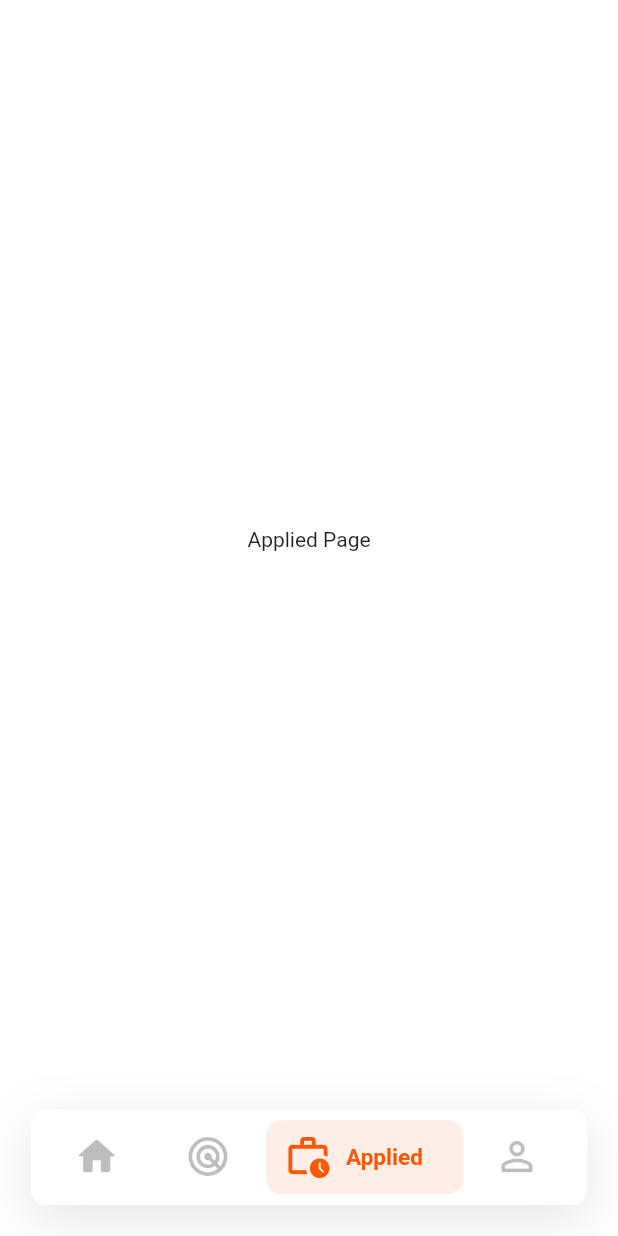
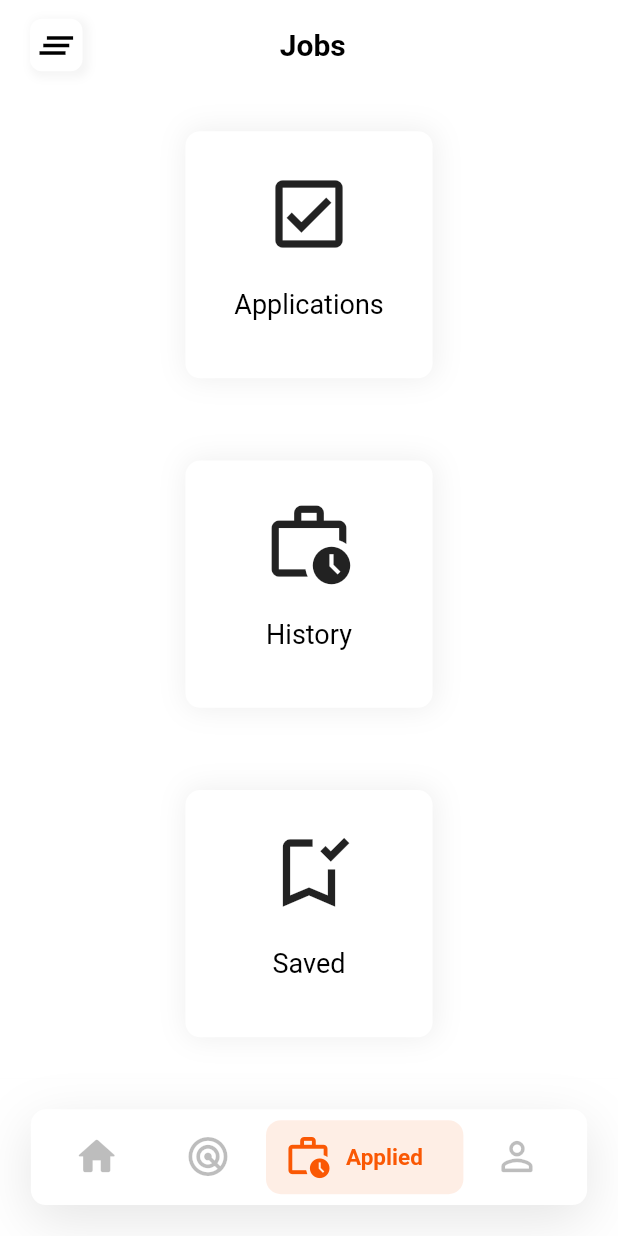
Before and after one commit to thetooaung07/job-portal, a Flutter app: the screen it shows after launch, swiped to page 3, on a phone screen of 412 x 824 dp. Run offline on Flutter 3.47's test engine with Material 2 defaults, Android fonts, the phone set to English and light mode, and no system bars; our stand-ins replace flutter_svg, get; Roboto replaces fonts that are missing (Circular).

Commit message:
Applied Page UI

```diff
--- a/lib/TODO.txt
+++ b/lib/TODO.txt
@@ -7,3 +7,7 @@ Change Icon and title > done
 
 Last Update
 - HomePage Wrapper with animated Container > undo
+
+
+TODO:
+-change AppliedPage Button UI to neumorphism
--- a/lib/constants.dart
+++ b/lib/constants.dart
@@ -26,6 +26,8 @@ const btnBgColorWhite = Color.fromRGBO(255, 255, 255, 1);
 const btnBgColorGrey = Color.fromRGBO(35, 35, 35, 1);
 const kPrimaryRedColor = Color.fromRGBO(250, 88, 4, 1);
 const kTextBodyFadeColor = Color.fromARGB(185, 0, 0, 0);
+const kPrimaryBlackColor = Color.fromARGB(244, 14, 14, 14);
+const kPrimaryWhiteColor = Color.fromARGB(244, 240, 240, 240);
 
 const double kSpacingUnit = 10;
 const TextStyle kHeaderTextStyle = TextStyle(
--- a/lib/controller/bottom_nav_bar_controller.dart
+++ b/lib/controller/bottom_nav_bar_controller.dart
@@ -2,9 +2,9 @@ import 'package:flutter/cupertino.dart';
 import 'package:get/get.dart';
 
 class BottomNavBarController extends GetxController {
-  RxInt selectedIndex = 3.obs;
+  RxInt selectedIndex = 2.obs;
   final PageController pageController = PageController(
-    initialPage: 3,
+    initialPage: 2,
   );
 
   void onPageChange(index) {
--- a/lib/view/account_page.dart
+++ b/lib/view/account_page.dart
@@ -13,7 +13,8 @@ class AccountPage extends StatelessWidget {
   Widget build(BuildContext context) {
     return Scaffold(
       backgroundColor: Colors.white,
-      body: SingleChildScrollView(
+      body: SafeArea(
+        child: SingleChildScrollView(
           child: Column(
             crossAxisAlignment: CrossAxisAlignment.start,
             children: [
@@ -62,7 +63,8 @@ class AccountPage extends StatelessWidget {
                     ),
                     Text(
                       "React Developer || Flutter Beginner",
-                    style: kBulletListTextStyle.copyWith(color: Colors.black54),
+                      style:
+                          kBulletListTextStyle.copyWith(color: Colors.black54),
                     ),
                     SizedBox(
                       height: 10,
@@ -105,16 +107,16 @@ class AccountPage extends StatelessWidget {
               ),
 
               ListTile(
+                horizontalTitleGap: 7,
                 minLeadingWidth: 0,
                 contentPadding: EdgeInsets.symmetric(horizontal: 20),
                 leading: Icon(Icons.settings),
                 title: Text("Setting"),
                 trailing: Icon(Icons.chevron_right_rounded),
               ),
-            SizedBox(
-              height: 10,
-            ),
+
               ListTile(
+                horizontalTitleGap: 7,
                 minLeadingWidth: 0,
                 contentPadding: EdgeInsets.symmetric(horizontal: 20),
                 leading: Icon(
@@ -125,6 +127,7 @@ class AccountPage extends StatelessWidget {
                 trailing: Icon(Icons.chevron_right_rounded),
               ),
             ],
+          ),
         ),
       ),
     );
--- a/lib/view/applied_page.dart
+++ b/lib/view/applied_page.dart
@@ -1,4 +1,9 @@
 import 'package:flutter/material.dart';
+import 'package:get/get.dart';
+import 'package:job_portal/constants.dart';
+import 'package:job_portal/main.dart';
+import 'package:job_portal/routes/routes.dart';
+import 'package:job_portal/widgets/my_app_bar.dart';
 
 class AppliedPage extends StatelessWidget {
   const AppliedPage({Key? key}) : super(key: key);
@@ -6,7 +11,103 @@ class AppliedPage extends StatelessWidget {
   @override
   Widget build(BuildContext context) {
     return Scaffold(
-      body: Center(child: Text("Applied Page")),
+      body: SafeArea(
+        child: Column(
+          children: [
+            MyAppBar(
+              child: Padding(
+                padding: const EdgeInsets.symmetric(horizontal: 20.0),
+                child: Row(
+                    mainAxisAlignment: MainAxisAlignment.spaceBetween,
+                    children: [
+                      CustomIconButton(
+                        child: Icon(
+                          Icons.clear_all,
+                          size: 30,
+                          color: Colors.black,
+                        ),
+                      ),
+                      Text(
+                        "Jobs",
+                        style: kLogoTextStyle,
+                      ),
+                      SizedBox(
+                        height: 30,
+                        width: 30,
+                      )
+                    ]),
+              ),
+            ),
+            Expanded(
+              child: Column(
+                mainAxisAlignment: MainAxisAlignment.spaceAround,
+                children: [
+                  JobCard(
+                    icon: Icon(
+                      Icons.check_box_outlined,
+                      size: 60,
+                    ),
+                    text: "Applications",
+                  ),
+                  JobCard(
+                    icon: Icon(
+                      Icons.work_history_outlined,
+                      size: 60,
+                    ),
+                    text: "History",
+                  ),
+                  JobCard(
+                    icon: Icon(
+                      Icons.bookmark_added_outlined,
+                      size: 60,
+                    ),
+                    text: "Saved",
+                  ),
+                ],
+              ),
+            )
+          ],
+        ),
+      ),
     );
   }
 }
+
+class JobCard extends StatelessWidget {
+  final Widget icon;
+  final String text;
+  const JobCard({Key? key, required this.icon, required this.text})
+      : super(key: key);
+
+  @override
+  Widget build(BuildContext context) {
+    return Container(
+      padding: EdgeInsets.symmetric(horizontal: 10, vertical: 25),
+      decoration: BoxDecoration(
+        color: Colors.white,
+        borderRadius: BorderRadius.circular(10),
+        boxShadow: [
+          BoxShadow(
+            color: Color.fromARGB(16, 0, 0, 0),
+            blurRadius: 15,
+            offset: Offset(1, 0),
+            spreadRadius: 1,
+          )
+        ],
+      ),
+      margin: EdgeInsets.symmetric(vertical: 10),
+      width: Get.width * 0.4,
+      height: Get.width * 0.4,
+      child: Column(children: [
+        icon,
+        SizedBox(
+          height: 20,
+        ),
+        Text(
+          text,
+          style: kCaptionTextStyle,
+        ),
+      ]),
+    );
+  }
+}
--- a/lib/view/job_details_page.dart
+++ b/lib/view/job_details_page.dart
@@ -40,7 +40,7 @@ class JobDetailsPage extends StatelessWidget {
                       ),
                       CustomIconButton(
                         child: Icon(
-                          Icons.search_rounded,
+                          Icons.bookmark_border_rounded,
                           size: 30,
                           color: Colors.black,
                         ),
```
Lines whose indentation alone changed are shown as unchanged.
